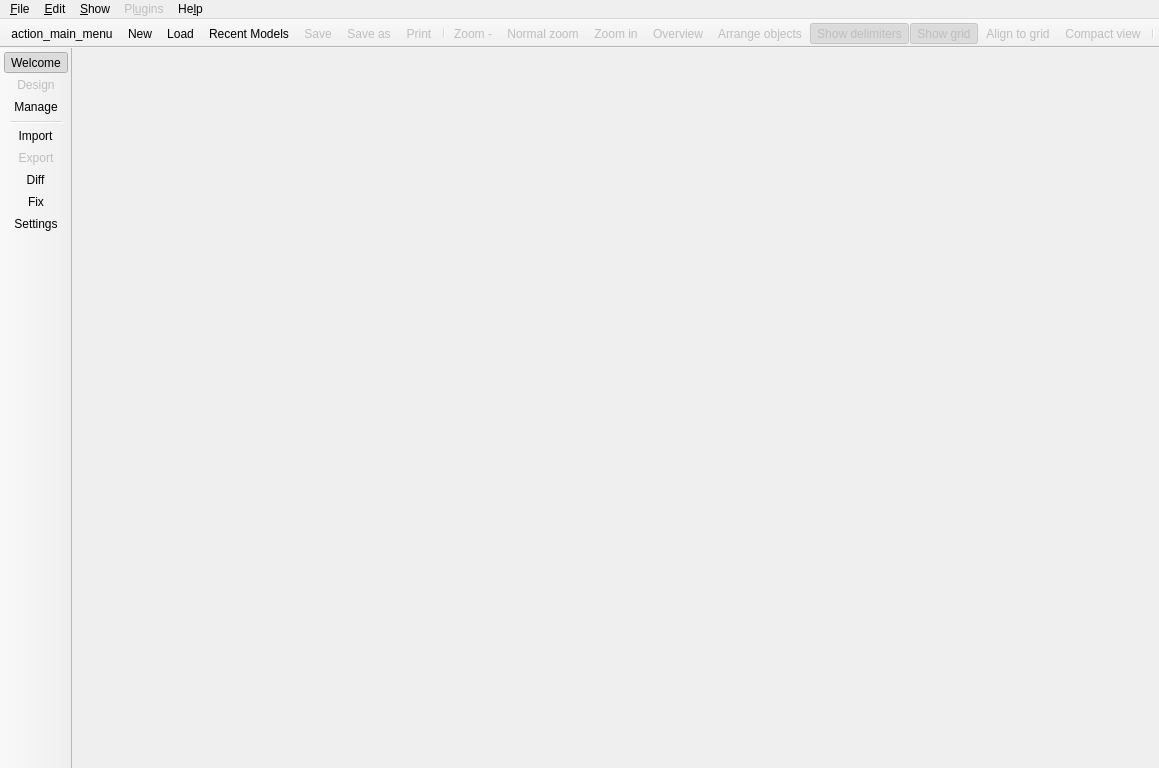
pgmodeler/pgmodeler, file libpgmodeler_ui/ui/mainwindow.ui: the form before one commit.
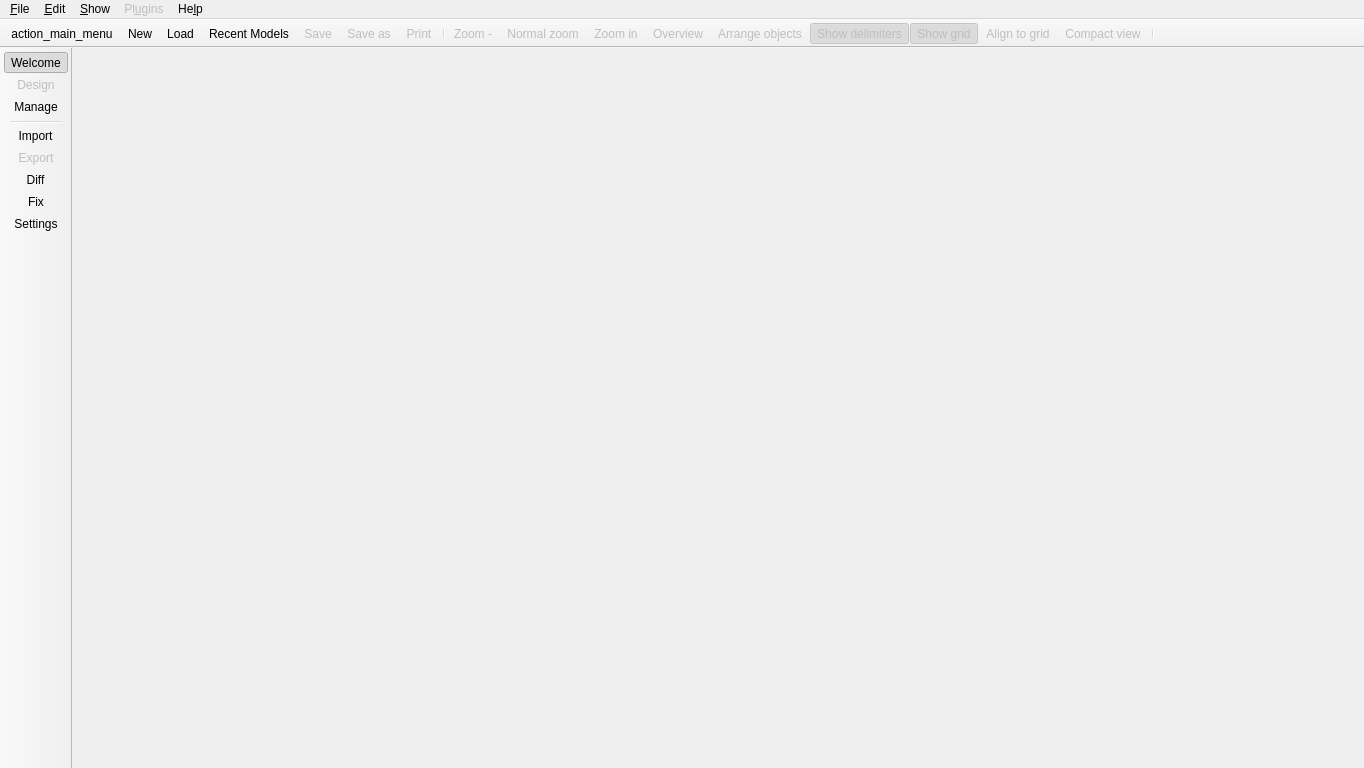
The form after the commit. Icons and pictures are not drawn.

Commit message: Adjusted the minimum size of the main window to 640x480 so it can fit in smaller screens. (issue #1531)

```diff
--- a/libpgmodeler_ui/ui/mainwindow.ui
+++ b/libpgmodeler_ui/ui/mainwindow.ui
@@ -9,14 +9,14 @@
    <rect>
     <x>0</x>
     <y>0</y>
-    <width>1159</width>
+    <width>1364</width>
     <height>768</height>
    </rect>
   </property>
   <property name="minimumSize">
    <size>
-    <width>1024</width>
-    <height>768</height>
+    <width>640</width>
+    <height>480</height>
    </size>
   </property>
   <property name="mouseTracking">
@@ -746,7 +746,7 @@
     <rect>
      <x>0</x>
      <y>0</y>
-     <width>1159</width>
+     <width>1364</width>
      <height>36</height>
     </rect>
    </property>
```
